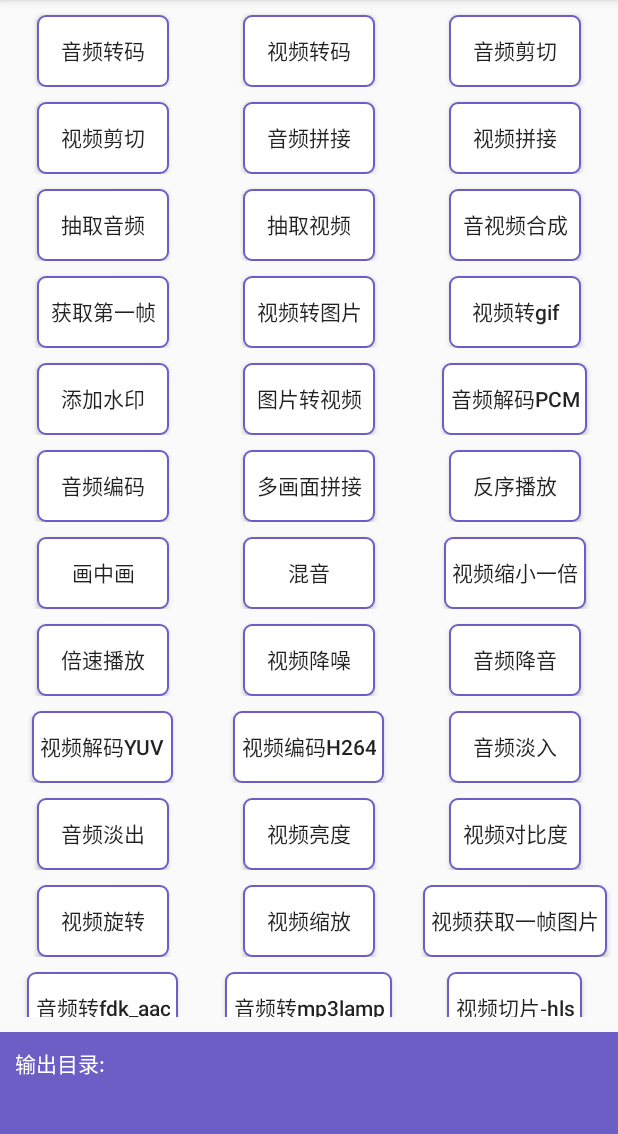
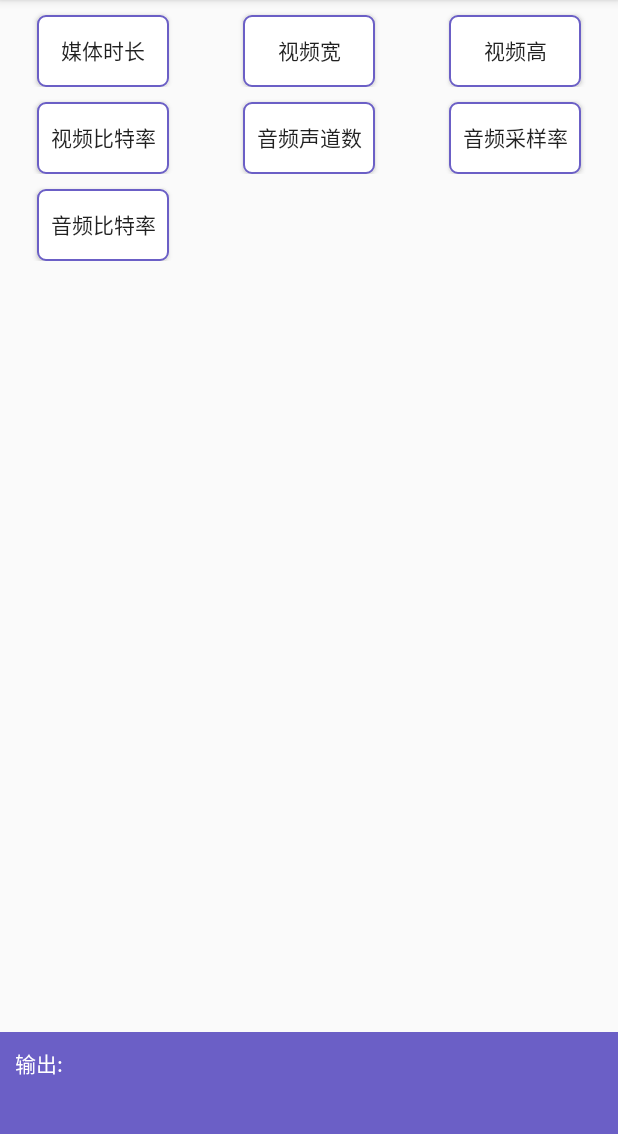
Before and after one commit to AnJoiner/FFmpegCommand, an Android app: the screen it shows after launch (KFFmpegCommandActivity before the commit, FFmpegInfoActivity after it), on a phone screen of 412 x 824 dp, the part 84-1218 px from its top. Run offline under Robolectric (Android 15) with nearby library versions, the phone set to English and light mode, and no system bars.

Commit message:
1. 新增FFmpeg获取音视频信息

```diff
--- a/app/src/main/AndroidManifest.xml
+++ b/app/src/main/AndroidManifest.xml
@@ -22,6 +22,11 @@
 
         <activity android:name=".ui.KFFmpegCommandActivity"
             android:screenOrientation="portrait">
+
+        </activity>
+
+        <activity android:name=".ui.FFmpegInfoActivity"
+            android:screenOrientation="portrait">
             <intent-filter>
                 <action android:name="android.intent.action.MAIN" />
 
--- a/app/src/main/java/com/coder/ffmpegtest/ui/FFmpegCommandActivity.java
+++ b/app/src/main/java/com/coder/ffmpegtest/ui/FFmpegCommandActivity.java
@@ -9,10 +9,10 @@ import android.widget.TextView;
 
 import com.coder.ffmpeg.call.CommonCallBack;
 import com.coder.ffmpeg.jni.FFmpegCommand;
-import com.coder.ffmpeg.utils.Direction;
+import com.coder.ffmpeg.annotation.Direction;
 import com.coder.ffmpeg.utils.FFmpegUtils;
-import com.coder.ffmpeg.utils.ImageFormat;
-import com.coder.ffmpeg.utils.Transpose;
+import com.coder.ffmpeg.annotation.ImageFormat;
+import com.coder.ffmpeg.annotation.Transpose;
 import com.coder.ffmpegtest.R;
 import com.coder.ffmpegtest.model.CommandBean;
 import com.coder.ffmpegtest.ui.adapter.FFmpegCommandAdapter;
--- /dev/null
+++ b/app/src/main/java/com/coder/ffmpegtest/ui/FFmpegInfoActivity.kt
@@ -0,0 +1,127 @@
+package com.coder.ffmpegtest.ui
+
+import android.os.Bundle
+import android.widget.TextView
+import androidx.appcompat.app.AppCompatActivity
+import androidx.recyclerview.widget.GridLayoutManager
+import androidx.recyclerview.widget.RecyclerView
+import com.coder.ffmpeg.annotation.Attribute
+import com.coder.ffmpeg.jni.FFmpegCommand
+import com.coder.ffmpegtest.R
+import com.coder.ffmpegtest.model.CommandBean
+import com.coder.ffmpegtest.ui.adapter.FFmpegCommandAdapter
+import com.coder.ffmpegtest.utils.FileUtils
+import java.io.File
+import java.util.*
+
+/**
+ *
+ * @author: AnJoiner
+ * @datetime: 20-4-8
+ */
+class FFmpegInfoActivity : AppCompatActivity() {
+
+    private var mAudioPath: String? = null
+    private var mVideoPath: String? = null
+
+    private var tvContent: TextView? = null
+
+    private var mRecyclerView: RecyclerView? = null
+    private var mAdapter: FFmpegCommandAdapter? = null
+
+    override fun onCreate(savedInstanceState: Bundle?) {
+        super.onCreate(savedInstanceState)
+        setContentView(R.layout.activity_ffmpeg_info)
+        init()
+    }
+
+    private fun init() {
+        initView()
+        initData()
+        initListener()
+    }
+
+    private fun initView() {
+        mRecyclerView = findViewById(R.id.rv)
+        tvContent = findViewById(R.id.tv_content)
+    }
+
+    private fun initData() {
+        FileUtils.copy2Memory(this, "test.mp3")
+        FileUtils.copy2Memory(this, "test.mp4")
+        mAudioPath = File(externalCacheDir, "test.mp3").absolutePath
+        mVideoPath = File(externalCacheDir, "test.mp4").absolutePath
+        val commands = this.resources.getStringArray(R.array.infos)
+        val beans: MutableList<CommandBean> = ArrayList()
+        for (i in commands.indices) {
+            beans.add(CommandBean(commands[i], i))
+        }
+        mAdapter = FFmpegCommandAdapter(beans)
+        mRecyclerView!!.layoutManager = GridLayoutManager(this, 3)
+        mRecyclerView!!.adapter = mAdapter
+    }
+
+    private fun initListener() {
+        mAdapter!!.setItemClickListener { position ->
+            when (position) {
+                0 -> getDuration()
+                1 -> getWidth()
+                2 -> getHeight()
+                3 -> getVideoBitRate()
+                4 -> getChannels()
+                5 -> getSampleRate()
+                6 -> getAudioBitRate()
+            }
+        }
+    }
+
+    private fun getDuration() {
+        val AV_TIME_BASE = 1000000;
+        val duration = FFmpegCommand.getInfoSync(mVideoPath, Attribute.DURATION)
+        var secs = duration / AV_TIME_BASE
+        val us = duration % AV_TIME_BASE
+        var mins = secs / 60
+        secs %= 60
+        val hours = mins / 60
+        mins %= 60
+
+        val result = String.format("%02d:%02d:%02d.%02d", hours, mins, secs, (100 * us) / AV_TIME_BASE)
+        tvContent?.text = result
+    }
+
+    private fun getWidth() {
+        val width = FFmpegCommand.getInfoSync(mVideoPath, Attribute.WIDTH)
+        val result = String.format("width = %s", width)
+        tvContent?.text = result
+    }
+
+    private fun getHeight() {
+        val height = FFmpegCommand.getInfoSync(mVideoPath, Attribute.HEIGHT)
+        val result = String.format("height = %s", height)
+        tvContent?.text = result
+    }
+
+    private fun getVideoBitRate() {
+        val bitRate = FFmpegCommand.getInfoSync(mVideoPath, Attribute.VIDEO_BIT_RATE)
+        val result = String.format("bitRate = %s", bitRate)
+        tvContent?.text = result
+    }
+
+    private fun getChannels() {
+        val channels = FFmpegCommand.getInfoSync(mVideoPath, Attribute.CHANNELS)
+        val result = String.format("channels = %s", channels)
+        tvContent?.text = result
+    }
+
+    private fun getSampleRate() {
+        val sampleRate = FFmpegCommand.getInfoSync(mVideoPath, Attribute.SAMPLE_RATE)
+        val result = String.format("sampleRate = %s", sampleRate)
+        tvContent?.text = result
+    }
+
+    private fun getAudioBitRate() {
+        val bitRate = FFmpegCommand.getInfoSync(mVideoPath, Attribute.AUDIO_BIT_RATE)
+        val result = String.format("bitRate = %s", bitRate)
+        tvContent?.text = result
+    }
+}
--- a/app/src/main/java/com/coder/ffmpegtest/ui/KFFmpegCommandActivity.kt
+++ b/app/src/main/java/com/coder/ffmpegtest/ui/KFFmpegCommandActivity.kt
@@ -11,12 +11,12 @@ import androidx.core.app.ActivityCompat
 import androidx.core.content.ContextCompat
 import androidx.recyclerview.widget.GridLayoutManager
 import androidx.recyclerview.widget.RecyclerView
+import com.coder.ffmpeg.annotation.Direction
+import com.coder.ffmpeg.annotation.ImageFormat
+import com.coder.ffmpeg.annotation.Transpose
 import com.coder.ffmpeg.call.CommonCallBack
 import com.coder.ffmpeg.jni.FFmpegCommand
-import com.coder.ffmpeg.utils.Direction
 import com.coder.ffmpeg.utils.FFmpegUtils
-import com.coder.ffmpeg.utils.ImageFormat
-import com.coder.ffmpeg.utils.Transpose
 import com.coder.ffmpegtest.R
 import com.coder.ffmpegtest.model.CommandBean
 import com.coder.ffmpegtest.ui.adapter.FFmpegCommandAdapter
--- /dev/null
+++ b/app/src/main/res/layout/activity_ffmpeg_info.xml
@@ -0,0 +1,37 @@
+<?xml version="1.0" encoding="utf-8"?>
+<LinearLayout xmlns:android="http://schemas.android.com/apk/res/android"
+    android:layout_width="match_parent"
+    android:layout_height="match_parent"
+    android:orientation="vertical">
+
+    <androidx.recyclerview.widget.RecyclerView
+        android:id="@+id/rv"
+        android:layout_width="match_parent"
+        android:layout_weight="1"
+        android:layout_height="0dp"/>
+
+    <LinearLayout
+        android:layout_width="match_parent"
+        android:paddingTop="10dp"
+        android:paddingStart="10dp"
+        android:layout_marginTop="10dp"
+        android:background="@color/colorPrimary"
+        android:paddingEnd="10dp"
+        android:layout_height="80dp">
+        <TextView
+            android:layout_width="wrap_content"
+            android:text="@string/str_output_result"
+            android:textColor="@color/white"
+            android:layout_height="wrap_content"/>
+
+        <TextView
+            android:id="@+id/tv_content"
+            android:layout_marginLeft="10dp"
+            android:layout_width="wrap_content"
+            android:textSize="15sp"
+            android:textStyle="bold"
+            android:textColor="@color/white"
+            android:layout_height="wrap_content"/>
+    </LinearLayout>
+
+</LinearLayout>
--- a/app/src/main/res/values/arrays.xml
+++ b/app/src/main/res/values/arrays.xml
@@ -1,5 +1,14 @@
 <?xml version="1.0" encoding="utf-8"?>
 <resources>
+    <string-array name="infos">
+        <item>媒体时长</item>
+        <item>视频宽</item>
+        <item>视频高</item>
+        <item>视频比特率</item>
+        <item>音频声道数</item>
+        <item>音频采样率</item>
+        <item>音频比特率</item>
+    </string-array>
     <string-array name="commands">
         <item>音频转码</item>
         <item>视频转码</item>
--- a/app/src/main/res/values/strings.xml
+++ b/app/src/main/res/values/strings.xml
@@ -34,5 +34,6 @@
     <string name="str_video_contrast">视频对比度</string>
     <string name="str_video_rotation">视频旋转</string>
     <string name="str_output_dir">输出目录:</string>
+    <string name="str_output_result">输出:</string>
     <string name="src_video_scale">视频缩放</string>
 </resources>
--- a/ffmpeg/src/main/java/com/coder/ffmpeg/utils/Direction.java
+++ b/ffmpeg/src/main/java/com/coder/ffmpeg/annotation/Direction.java
@@ -1,4 +1,4 @@
-package com.coder.ffmpeg.utils;
+package com.coder.ffmpeg.annotation;
 
 import androidx.annotation.IntDef;
 
--- a/ffmpeg/src/main/java/com/coder/ffmpeg/utils/ImageFormat.java
+++ b/ffmpeg/src/main/java/com/coder/ffmpeg/annotation/ImageFormat.java
@@ -1,4 +1,4 @@
-package com.coder.ffmpeg.utils;
+package com.coder.ffmpeg.annotation;
 
 import androidx.annotation.StringDef;
 
--- a/ffmpeg/src/main/java/com/coder/ffmpeg/utils/Transpose.java
+++ b/ffmpeg/src/main/java/com/coder/ffmpeg/annotation/Transpose.java
@@ -1,4 +1,4 @@
-package com.coder.ffmpeg.utils;
+package com.coder.ffmpeg.annotation;
 
 import androidx.annotation.IntDef;
 
--- a/ffmpeg/src/main/java/com/coder/ffmpeg/utils/FFmpegUtils.java
+++ b/ffmpeg/src/main/java/com/coder/ffmpeg/utils/FFmpegUtils.java
@@ -2,6 +2,10 @@ package com.coder.ffmpeg.utils;
 
 import android.annotation.SuppressLint;
 import android.util.Log;
+
+import com.coder.ffmpeg.annotation.Direction;
+import com.coder.ffmpeg.annotation.ImageFormat;
+import com.coder.ffmpeg.annotation.Transpose;
 
 import java.util.Locale;
 
```
Also changed, not shown: app/src/main/java/com/coder/ffmpegtest/ui/MainActivity.java (+5 -3 lines), ffmpeg/src/main/java/com/coder/ffmpeg/annotation/Attribute.java (added, +26 -0 lines), ffmpeg/src/main/java/com/coder/ffmpeg/jni/FFmpegCmd.java (+8 -0 lines), ffmpeg/src/main/java/com/coder/ffmpeg/jni/FFmpegCommand.java (+13 -3 lines), 2 other files.
